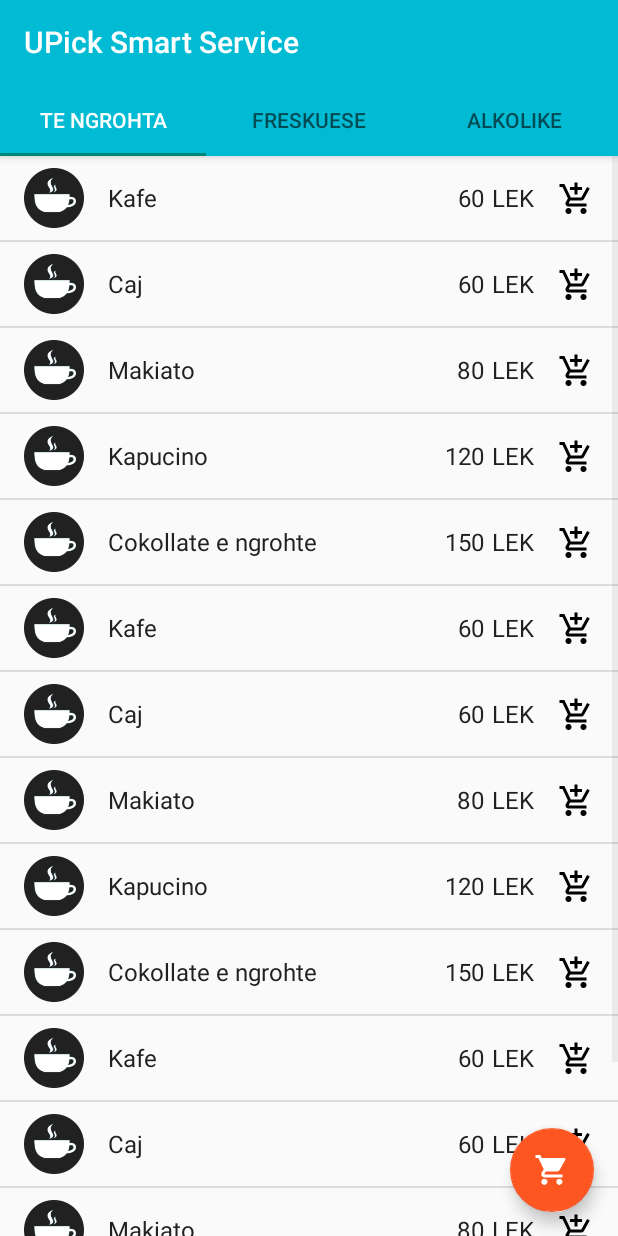
After one commit to bigcheesy/UPickMobile, an Android app: the BarActivity screen opened directly, with no data from a screen before it, on a phone screen of 412 x 824 dp. The commit adds this screen. Run offline under Robolectric (Android 15) with nearby library versions, the phone set to English and light mode, and no system bars.

Commit message:
Added bar ordering activity

```diff
--- /dev/null
+++ b/app/src/main/java/com/example/dcyberpanda/upickmobile/BarActivity.java
@@ -0,0 +1,172 @@
+package com.example.dcyberpanda.upickmobile;
+
+import android.content.Context;
+import android.content.Intent;
+import android.graphics.drawable.Drawable;
+import android.support.design.widget.TabLayout;
+import android.support.v4.app.Fragment;
+import android.support.v4.app.FragmentManager;
+import android.support.v4.app.FragmentPagerAdapter;
+import android.support.v4.view.PagerAdapter;
+import android.support.v4.view.ViewPager;
+import android.support.v7.app.AppCompatActivity;
+import android.os.Bundle;
+import android.view.Menu;
+import android.widget.ImageView;
+import android.widget.ListView;
+import android.widget.TableLayout;
+
+import com.example.dcyberpanda.upickmobile.BarActivityClasses.MenuAdapter;
+import com.example.dcyberpanda.upickmobile.BarActivityClasses.MenuFragment;
+
+import java.util.ArrayList;
+
+public class BarActivity extends AppCompatActivity {
+    public static final String BAR_ITEMS_INDEX = "baritems";
+    public static final String THUMBNAIL_INDEX = "thumbindex";
+
+    TabLayout tabLayout;
+    ViewPager viewPager;
+
+    @Override
+    protected void onCreate(Bundle savedInstanceState) {
+        super.onCreate(savedInstanceState);
+        setContentView(R.layout.activity_bar);
+
+
+        viewPager = (ViewPager) findViewById(R.id.bar_pager);
+        viewPager.setAdapter(new CustomAdapter(getSupportFragmentManager(),getApplicationContext()));
+
+        tabLayout = (TabLayout) findViewById(R.id.bar_tabs);
+        tabLayout.setupWithViewPager(viewPager);
+
+        tabLayout.addOnTabSelectedListener(new TabLayout.OnTabSelectedListener() {
+            @Override
+            public void onTabSelected(TabLayout.Tab tab) {
+                viewPager.setCurrentItem(tab.getPosition());
+            }
+
+            @Override
+            public void onTabUnselected(TabLayout.Tab tab) {
+                viewPager.setCurrentItem(tab.getPosition());
+            }
+
+            @Override
+            public void onTabReselected(TabLayout.Tab tab) {
+                viewPager.setCurrentItem(tab.getPosition());
+            }
+        });
+    }
+
+    @Override
+    public void onBackPressed() {
+        Intent intent = new Intent(BarActivity.this, MainActivity.class);
+        startActivity(intent);
+        finish();
+    }
+
+    private class CustomAdapter extends FragmentPagerAdapter {
+        private String[] titles = {"Te ngrohta", "Freskuese", "Alkolike"};
+        public CustomAdapter(FragmentManager supportFragmentManager, Context applicationContext) {
+            super(supportFragmentManager);
+        }
+
+        @Override
+        public Fragment getItem(int position) {
+            switch (position){
+                case 0:
+                    return createFragment(getItemsWarm(),position);
+                case 1:
+                    return createFragment(getItemsCold(),position);
+                case 2:
+                    return createFragment(getItemsAlcoholic(),position);
+                default:
+                    return createFragment(getItemsWarm(),0);
+            }
+        }
+
+        @Override
+        public int getCount() {
+            return titles.length;
+        }
+
+        @Override
+        public CharSequence getPageTitle(int position){
+            return titles[position];
+        }
+    }
+
+    private Fragment createFragment(ArrayList<MenuItem> items,int position){
+        MenuFragment fragment = new MenuFragment();
+
+        Bundle args = new Bundle();
+        args.putParcelableArrayList(BAR_ITEMS_INDEX,items);
+        args.putInt(THUMBNAIL_INDEX,position);
+        fragment.setArguments(args);
+
+        return fragment;
+    }
+
+    private ArrayList<MenuItem> getItemsWarm(){
+        ArrayList<MenuItem> items = new ArrayList<>();
+        items.add(new MenuItem("Kafe",60));
+        items.add(new MenuItem("Caj",60));
+        items.add(new MenuItem("Makiato",80));
+        items.add(new MenuItem("Kapucino",120));
+        items.add(new MenuItem("Cokollate e ngrohte",150));
+        items.add(new MenuItem("Kafe",60));
+        items.add(new MenuItem("Caj",60));
+        items.add(new MenuItem("Makiato",80));
+        items.add(new MenuItem("Kapucino",120));
+        items.add(new MenuItem("Cokollate e ngrohte",150));
+        items.add(new MenuItem("Kafe",60));
+        items.add(new MenuItem("Caj",60));
+        items.add(new MenuItem("Makiato",80));
+        items.add(new MenuItem("Kapucino",120));
+        items.add(new MenuItem("Cokollate e ngrohte",150));
+
+        return items;
+    }
+
+    private ArrayList<MenuItem> getItemsCold(){
+        ArrayList<MenuItem> items = new ArrayList<>();
+        items.add(new MenuItem("Coca Cola",60));
+        items.add(new MenuItem("Caj i ftohte",60));
+        items.add(new MenuItem("Makiato me akull",80));
+        items.add(new MenuItem("Kapucino fredo",120));
+        items.add(new MenuItem("Cokollate e ftohte",150));
+        items.add(new MenuItem("Coca Cola",60));
+        items.add(new MenuItem("Caj i ftohte",60));
+        items.add(new MenuItem("Makiato me akull",80));
+        items.add(new MenuItem("Kapucino fredo",120));
+        items.add(new MenuItem("Cokollate e ftohte",150));
+        items.add(new MenuItem("Coca Cola",60));
+        items.add(new MenuItem("Caj i ftohte",60));
+        items.add(new MenuItem("Makiato me akull",80));
+        items.add(new MenuItem("Kapucino fredo",120));
+        items.add(new MenuItem("Cokollate e ftohte",150));
+
+        return items;
+    }
+
+    private ArrayList<MenuItem> getItemsAlcoholic(){
+        ArrayList<MenuItem> items = new ArrayList<>();
+        items.add(new MenuItem("Raki",100));
+        items.add(new MenuItem("Jack Daniels",700));
+        items.add(new MenuItem("Amaro montenegro",500));
+        items.add(new MenuItem("Jagermeister",500));
+        items.add(new MenuItem("Vodka",500));
+        items.add(new MenuItem("Raki",100));
+        items.add(new MenuItem("Jack Daniels",700));
+        items.add(new MenuItem("Amaro montenegro",500));
+        items.add(new MenuItem("Jagermeister",500));
+        items.add(new MenuItem("Vodka",500));
+        items.add(new MenuItem("Raki",100));
+        items.add(new MenuItem("Jack Daniels",700));
+        items.add(new MenuItem("Amaro montenegro",500));
+        items.add(new MenuItem("Jagermeister",500));
+        items.add(new MenuItem("Vodka",500));
+
+        return items;
+    }
+}
--- /dev/null
+++ b/app/src/main/java/com/example/dcyberpanda/upickmobile/BarActivityClasses/MenuAdapter.java
@@ -0,0 +1,117 @@
+package com.example.dcyberpanda.upickmobile.BarActivityClasses;
+
+import android.app.Activity;
+import android.content.Context;
+import android.view.LayoutInflater;
+import android.view.View;
+import android.view.ViewGroup;
+import android.widget.ArrayAdapter;
+import android.widget.ImageButton;
+import android.widget.ImageView;
+import android.widget.TextView;
+import android.widget.Toast;
+
+import com.example.dcyberpanda.upickmobile.MenuItem;
+import com.example.dcyberpanda.upickmobile.*;
+import java.util.ArrayList;
+import java.util.List;
+
+/**
+ * Created by D'CyberPanda on 7/23/2016.
+ */
+
+
+public class MenuAdapter extends ArrayAdapter{
+
+    public static int viewid;
+    public static Activity activity;
+
+    int thumbnailIndex;
+
+    List list = new ArrayList();
+
+    public MenuAdapter(Context context, int resource, int thumbnailIndex) {
+        super(context,resource);
+        this.thumbnailIndex = thumbnailIndex;
+    }
+
+    static class DataHandler{
+        TextView name;
+        TextView price;
+        ImageButton btn;
+        ImageView thumbnail;
+    }
+
+    @Override
+    public void add(Object object){
+        super.add(object);
+        list.add(object);
+    }
+
+    @Override
+    public int getCount(){
+        return this.list.size();
+    }
+
+    @Override
+    public Object getItem(int position){
+        return this.list.get(position);
+    }
+
+    @Override
+    public View getView(int position, View convertView, ViewGroup parent){
+
+        viewid = R.layout.menu_item;
+
+        View row;
+        row = convertView;
+        DataHandler handler;
+
+        if (convertView == null){
+
+            LayoutInflater inflater = (LayoutInflater) this.getContext().getSystemService(Context.LAYOUT_INFLATER_SERVICE);
+            row = inflater.inflate(viewid,parent,false);
+            handler = new DataHandler();
+            handler.name = (TextView) row.findViewById(R.id.menu_item_name);
+            handler.price = (TextView) row.findViewById(R.id.menu_item_price);
+            handler.btn = (ImageButton) row.findViewById(R.id.menu_add_button);
+            handler.thumbnail = (ImageView) row.findViewById(R.id.menu_thumbnail);
+            handler.thumbnail = setThumbnailSrc(handler.thumbnail);
+            row.setTag(handler);
+        }else{
+            handler = (DataHandler) row.getTag();
+        }
+
+
+        final MenuItem dataProvider;
+        dataProvider = (MenuItem) this.getItem(position);
+
+        handler.name.setText(dataProvider.getName());
+        handler.price.setText(dataProvider.getPrice().toString());
+
+
+        handler.btn.setOnClickListener(new View.OnClickListener() {
+            @Override
+            public void onClick(View view) {
+                Toast.makeText(getContext(),"Click",Toast.LENGTH_SHORT).show();
+            }
+        });
+
+        return row;
+    }
+
+    private ImageView setThumbnailSrc(ImageView thumbnail){
+        switch (thumbnailIndex){
+            case 0:
+                thumbnail.setImageResource(R.drawable.coffeethumbnail);
+                break;
+            case 1:
+                thumbnail.setImageResource(R.drawable.softdrinkthumbnail);
+                break;
+            case 2:
+                thumbnail.setImageResource(R.drawable.alcoholicthumbnail);
+                break;
+        }
+        return thumbnail;
+    }
+}
--- /dev/null
+++ b/app/src/main/java/com/example/dcyberpanda/upickmobile/BarActivityClasses/MenuFragment.java
@@ -0,0 +1,43 @@
+package com.example.dcyberpanda.upickmobile.BarActivityClasses;
+
+import android.app.Fragment;
+import android.os.Bundle;
+import android.support.annotation.Nullable;
+import android.view.LayoutInflater;
+import android.view.View;
+import android.view.ViewGroup;
+import android.widget.ListView;
+
+import com.example.dcyberpanda.upickmobile.BarActivity;
+import com.example.dcyberpanda.upickmobile.MenuItem;
+import com.example.dcyberpanda.upickmobile.R;
+
+import java.util.ArrayList;
+
+/**
+ * Created by D'CyberPanda on 5/20/2017.
+ */
+public class MenuFragment extends android.support.v4.app.Fragment {
+
+    @Nullable
+    @Override
+    public View onCreateView(LayoutInflater inflater, ViewGroup container, Bundle savedInstanceState) {
+        int thumbnailIndex = getArguments().getInt(BarActivity.THUMBNAIL_INDEX);
+        ArrayList<MenuItem> items = getArguments().getParcelableArrayList(BarActivity.BAR_ITEMS_INDEX);
+        // Inflate the layout for this fragment
+        //This layout contains your list view
+        View view = inflater.inflate(R.layout.menu_list, container, false);
+
+
+        ListView listView =(ListView)view.findViewById(R.id.bar_menu);
+        MenuAdapter menuAdapter = new MenuAdapter(getActivity(), R.layout.menu_item,thumbnailIndex);
+
+        for (MenuItem item : items){
+            menuAdapter.add(item);
+        }
+
+        listView.setAdapter(menuAdapter);
+
+        return view;
+    }
+}
--- a/app/src/main/java/com/example/dcyberpanda/upickmobile/MainActivity.java
+++ b/app/src/main/java/com/example/dcyberpanda/upickmobile/MainActivity.java
@@ -1,5 +1,6 @@
 package com.example.dcyberpanda.upickmobile;
 
+import android.content.Intent;
 import android.support.v7.app.AppCompatActivity;
 import android.os.Bundle;
 import android.support.v7.widget.Toolbar;
@@ -22,4 +23,10 @@ public class MainActivity extends AppCompatActivity {
     public void click(View v){
         Toast.makeText(this,"click",Toast.LENGTH_SHORT);
     }
+
+    public void bar(View v){
+        Intent intent = new Intent(MainActivity.this, BarActivity.class);
+        startActivity(intent);
+        finish();
+    }
 }
--- /dev/null
+++ b/app/src/main/java/com/example/dcyberpanda/upickmobile/MenuItem.java
@@ -0,0 +1,68 @@
+package com.example.dcyberpanda.upickmobile;
+
+import android.os.Parcel;
+import android.os.Parcelable;
+
+/**
+ * Created by D'CyberPanda on 5/19/2017.
+ */
+public class MenuItem implements Parcelable {
+    public String name;
+    public Integer price;
+
+
+    public MenuItem(String name, Integer price) {
+        this.name = name;
+        this.price = price;
+    }
+
+    public String getName() {
+        return name;
+    }
+
+    public void setName(String name) {
+        this.name = name;
+    }
+
+    public Integer getPrice() {
+        return price;
+    }
+
+    public void setPrice(Integer price) {
+        this.price = price;
+    }
+
+    protected MenuItem(Parcel in) {
+        name = in.readString();
+        price = in.readByte() == 0x00 ? null : in.readInt();
+    }
+
+    @Override
+    public int describeContents() {
+        return 0;
+    }
+
+    @Override
+    public void writeToParcel(Parcel dest, int flags) {
+        dest.writeString(name);
+        if (price == null) {
+            dest.writeByte((byte) (0x00));
+        } else {
+            dest.writeByte((byte) (0x01));
+            dest.writeInt(price);
+        }
+    }
+
+    @SuppressWarnings("unused")
+    public static final Parcelable.Creator<MenuItem> CREATOR = new Parcelable.Creator<MenuItem>() {
+        @Override
+        public MenuItem createFromParcel(Parcel in) {
+            return new MenuItem(in);
+        }
+
+        @Override
+        public MenuItem[] newArray(int size) {
+            return new MenuItem[size];
+        }
+    };
+}
--- /dev/null
+++ b/app/src/main/res/layout/activity_bar.xml
@@ -0,0 +1,44 @@
+<?xml version="1.0" encoding="utf-8"?>
+<RelativeLayout xmlns:android="http://schemas.android.com/apk/res/android"
+    xmlns:app="http://schemas.android.com/apk/res-auto"
+    xmlns:tools="http://schemas.android.com/tools"
+    android:layout_width="match_parent"
+    android:layout_height="match_parent"
+    android:orientation="vertical"
+    tools:context="com.example.dcyberpanda.upickmobile.BarActivity">
+
+    <include
+        android:id="@+id/toolbar"
+        layout="@layout/toolbar">
+    </include>
+
+    <android.support.design.widget.TabLayout
+        android:id="@+id/bar_tabs"
+        android:layout_width="match_parent"
+        android:layout_height="wrap_content"
+        android:layout_below="@id/toolbar"
+        android:background="@color/colorPrimary"
+        android:elevation="4dp"
+        app:tabGravity="fill"
+        app:tabMode="fixed">
+    </android.support.design.widget.TabLayout>
+
+    <android.support.v4.view.ViewPager
+        android:id="@+id/bar_pager"
+        android:layout_width="match_parent"
+        android:layout_height="wrap_content"
+        android:layout_below="@id/bar_tabs">
+    </android.support.v4.view.ViewPager>
+
+    <android.support.design.widget.FloatingActionButton
+        android:layout_width="wrap_content"
+        android:layout_height="wrap_content"
+        android:layout_alignBottom="@id/bar_pager"
+        android:layout_alignParentRight="true"
+        android:layout_margin="@dimen/fab_margin"
+        android:src="@drawable/ic_shopping_cart_white_32dp"
+        app:backgroundTint="@color/colorAccent"
+        app:layout_anchorGravity="bottom|right|end"
+        android:foreground="?attr/selectableItemBackgroundBorderless">
+    </android.support.design.widget.FloatingActionButton>
+</RelativeLayout>
--- a/app/src/main/res/layout/activity_main.xml
+++ b/app/src/main/res/layout/activity_main.xml
@@ -19,8 +19,6 @@
             android:layout_width="match_parent"
             android:layout_height="match_parent"
             >
-
-
 
             <LinearLayout
                 android:layout_width="match_parent"
@@ -69,7 +67,9 @@
                             android:src="@drawable/coffee"
                             android:background="#00000000"
                             android:layout_marginRight="16dp"
-                            android:layout_marginLeft="16dp">
+                            android:layout_marginLeft="16dp"
+                            android:onClick="bar"
+                            android:foreground="?attr/selectableItemBackgroundBorderless">
 
                         </ImageButton>
 
@@ -100,7 +100,8 @@
                             android:src="@drawable/restaurant"
                             android:background="#00000000"
                             android:layout_marginLeft="16dp"
-                            android:layout_marginRight="16dp" />
+                            android:layout_marginRight="16dp"
+                            android:foreground="?attr/selectableItemBackgroundBorderless"/>
 
                         <TextView
                             android:layout_width="wrap_content"
@@ -129,7 +130,8 @@
                             android:src="@drawable/smiley"
                             android:background="#00000000"
                             android:layout_marginLeft="16dp"
-                            android:layout_marginRight="16dp" />
+                            android:layout_marginRight="16dp"
+                            android:foreground="?attr/selectableItemBackgroundBorderless"/>
 
                         <TextView
                             android:layout_width="wrap_content"
@@ -158,7 +160,8 @@
                             android:src="@drawable/star"
                             android:background="#00000000"
                             android:layout_marginLeft="16dp"
-                            android:layout_marginRight="16dp" />
+                            android:layout_marginRight="16dp"
+                            android:foreground="?attr/selectableItemBackgroundBorderless"/>
 
                         <TextView
                             android:layout_width="wrap_content"
@@ -187,7 +190,8 @@
                             android:src="@drawable/moneycash"
                             android:background="#00000000"
                             android:layout_marginLeft="16dp"
-                            android:layout_marginRight="16dp" />
+                            android:layout_marginRight="16dp"
+                            android:foreground="?attr/selectableItemBackgroundBorderless"/>
 
                         <TextView
                             android:layout_width="wrap_content"
@@ -216,7 +220,8 @@
                             android:src="@drawable/questionmark"
                             android:background="#00000000"
                             android:layout_marginLeft="16dp"
-                            android:layout_marginRight="16dp" />
+                            android:layout_marginRight="16dp"
+                            android:foreground="?attr/selectableItemBackgroundBorderless"/>
 
                         <TextView
                             android:layout_width="wrap_content"
@@ -239,7 +244,8 @@
                 app:backgroundTint="@color/colorAccent"
                 app:layout_anchor="@id/adPanel"
                 app:layout_anchorGravity="bottom|right|end"
-                android:src="@drawable/ic_shopping_cart_white_32dp">
+                android:src="@drawable/ic_shopping_cart_white_32dp"
+                android:visibility="invisible">
             </android.support.design.widget.FloatingActionButton>
     </android.support.design.widget.CoordinatorLayout>
 </LinearLayout>
--- /dev/null
+++ b/app/src/main/res/layout/menu_item.xml
@@ -0,0 +1,62 @@
+<?xml version="1.0" encoding="utf-8"?>
+<RelativeLayout xmlns:android="http://schemas.android.com/apk/res/android"
+    android:layout_width="match_parent"
+    android:layout_height="56dp">
+
+    <ImageView
+        android:layout_width="40dp"
+        android:layout_height="40dp"
+        android:id="@+id/menu_thumbnail"
+        android:layout_centerVertical="true"
+        android:layout_alignParentStart="true"
+        android:src="@drawable/coffeethumbnail"
+        android:scaleType="fitXY"
+        android:layout_marginLeft="16dp"
+        android:layout_marginRight="16dp" />
+
+    <TextView
+        android:layout_width="wrap_content"
+        android:layout_height="wrap_content"
+        android:textAppearance="?android:attr/textAppearanceLarge"
+        android:text="Kafe"
+        android:id="@+id/menu_item_name"
+        android:layout_centerVertical="true"
+        android:layout_toEndOf="@+id/menu_thumbnail"
+        android:textSize="16sp"
+        android:textColor="@color/primaryTextColor"
+        />
+
+    <TextView
+        android:layout_width="wrap_content"
+        android:layout_height="wrap_content"
+        android:textAppearance="?android:attr/textAppearanceLarge"
+        android:text="60"
+        android:id="@+id/menu_item_price"
+        android:textSize="16sp"
+        android:textColor="@color/primaryTextColor"
+        android:layout_alignTop="@+id/menu_item_name"
+        android:layout_toStartOf="@+id/textView9"
+        android:layout_marginRight="5dp" />
+
+    <TextView
+        android:layout_width="wrap_content"
+        android:layout_height="wrap_content"
+        android:textAppearance="?android:attr/textAppearanceLarge"
+        android:text="LEK"
+        android:id="@+id/textView9"
+        android:textSize="16sp"
+        android:textColor="@color/primaryTextColor"
+        android:layout_alignTop="@+id/menu_item_price"
+        android:layout_toStartOf="@+id/menu_add_button" />
+
+    <ImageButton
+        android:layout_width="24dp"
+        android:layout_height="24dp"
+        android:id="@+id/menu_add_button"
+        android:src="@drawable/ic_add_shopping_cart_black_24dp"
+        android:background="#00000000"
+        android:layout_alignTop="@+id/textView9"
+        android:layout_alignParentEnd="true"
+        android:layout_marginRight="16dp"
+        android:layout_marginLeft="16dp" />
+</RelativeLayout>
--- /dev/null
+++ b/app/src/main/res/layout/menu_list.xml
@@ -0,0 +1,16 @@
+<?xml version="1.0" encoding="utf-8"?>
+<LinearLayout xmlns:android="http://schemas.android.com/apk/res/android"
+    xmlns:tools="http://schemas.android.com/tools"
+
+    android:orientation="vertical" android:layout_width="match_parent"
+    android:layout_height="match_parent">
+
+    <ListView
+        android:layout_width="match_parent"
+        android:layout_height="match_parent"
+        android:id="@+id/bar_menu"
+        android:layout_below="@+id/toolbar"
+        android:layout_centerHorizontal="true"
+        tools:listitem="@layout/menu_item" />
+
+</LinearLayout>
--- a/app/src/main/res/layout/toolbar.xml
+++ b/app/src/main/res/layout/toolbar.xml
@@ -1,8 +1,11 @@
 <?xml version="1.0" encoding="utf-8"?>
 <android.support.v7.widget.Toolbar
     xmlns:android="http://schemas.android.com/apk/res/android"
+    xmlns:app="http://schemas.android.com/apk/res-auto"
+
     android:layout_width="match_parent"
     android:layout_height="wrap_content"
+    app:title="@string/app_name"
     android:elevation="4dp"
     android:background="@color/colorPrimary">
 
```
Also changed, not shown: app/src/main/AndroidManifest.xml (+4 -3 lines), app/src/main/res/drawable-hdpi/ic_add_shopping_cart_black_24dp.png (added), app/src/main/res/drawable-mdpi/ic_add_shopping_cart_black_24dp.png (added), app/src/main/res/drawable-xhdpi/ic_add_shopping_cart_black_24dp.png (added), app/src/main/res/drawable-xxhdpi/ic_add_shopping_cart_black_24dp.png (added), app/src/main/res/drawable-xxxhdpi/ic_add_shopping_cart_black_24dp.png (added), app/src/main/res/drawable/alcoholicthumbnail.png (added), app/src/main/res/drawable/coffeethumbnail.png (added), app/src/main/res/drawable/softdrinkthumbnail.png (added).
